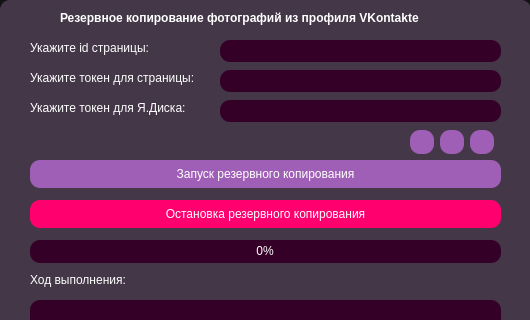
This is interface_pyqt5.ui in ihaveseeni486/CourseWork_1 as Qt 5 draws it before an edit; both pictures show x 0 to 530 and y 0 to 320 of the 530 by 467 pixel window. The edited form follows.
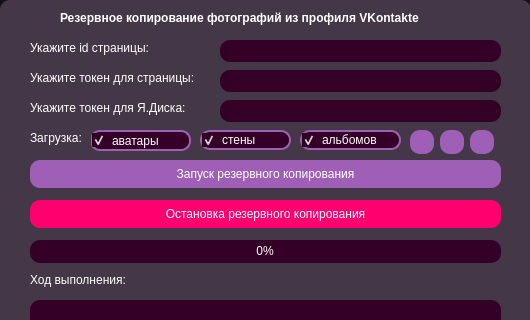
This is the edited form. Icons and pictures are not drawn.

Commit message: Добавлены чекбоксы (перепилен интерфейс), обработана загрузка разных альбомов, пофикшена загрузка по url, проверка на имя файла в облаке https://github.com/ihaveseeni486/CourseWork_1/issues/4 https://github.com/ihaveseeni486/CourseWork_1/issues/3 https://github.com/ihaveseeni486/CourseWork_1/issues/2 https://github.com/ihaveseeni486/CourseWork_1/issues/1

```diff
--- a/interface_pyqt5.ui
+++ b/interface_pyqt5.ui
@@ -466,6 +466,148 @@
       <string>Остановка резервного копирования</string>
      </property>
     </widget>
+    <widget class="QCheckBox" name="check_box_profile">
+     <property name="geometry">
+      <rect>
+       <x>90</x>
+       <y>130</y>
+       <width>101</width>
+       <height>21</height>
+      </rect>
+     </property>
+     <property name="cursor">
+      <cursorShape>PointingHandCursor</cursorShape>
+     </property>
+     <property name="styleSheet">
+      <string notr="true">QCheckBox
+{
+border : 2px solid rgb(160, 95, 182);
+}
+QCheckBox::indicator
+{
+border : 2px solid rgb(160, 95, 182);
+width : 20px;
+height : 20px;
+border-radius :12px;
+image: url(:/icons/icons/radio_button_unchecked_FILL0_wght400_GRAD200_opsz24.svg);
+}
+QCheckBox::indicator:checked
+{
+border : 2px solid rgb(160, 95, 182);
+width : 20px;
+height : 20px;
+border-radius :12px;
+background-color: rgb(160, 95, 182);
+image: url(:/icons/icons/check_circle_FILL0_wght400_GRAD200_opsz24.svg);
+}</string>
+     </property>
+     <property name="text">
+      <string>аватары</string>
+     </property>
+     <property name="checked">
+      <bool>true</bool>
+     </property>
+    </widget>
+    <widget class="QLabel" name="label_6">
+     <property name="geometry">
+      <rect>
+       <x>30</x>
+       <y>130</y>
+       <width>61</width>
+       <height>16</height>
+      </rect>
+     </property>
+     <property name="text">
+      <string>&lt;html&gt;&lt;head/&gt;&lt;body&gt;&lt;p&gt;&lt;span style=&quot; color:#ffffff;&quot;&gt;Загрузка:&lt;/span&gt;&lt;/p&gt;&lt;/body&gt;&lt;/html&gt;</string>
+     </property>
+    </widget>
+    <widget class="QCheckBox" name="check_box_wall">
+     <property name="geometry">
+      <rect>
+       <x>200</x>
+       <y>130</y>
+       <width>91</width>
+       <height>20</height>
+      </rect>
+     </property>
+     <property name="cursor">
+      <cursorShape>PointingHandCursor</cursorShape>
+     </property>
+     <property name="styleSheet">
+      <string notr="true">QCheckBox
+{
+border : 2px solid rgb(160, 95, 182);
+}
+QCheckBox::indicator
+{
+border : 2px solid rgb(160, 95, 182);
+width : 20px;
+height : 20px;
+border-radius :12px;
+image: url(:/icons/icons/radio_button_unchecked_FILL0_wght400_GRAD200_opsz24.svg);
+}
+QCheckBox::indicator:checked
+{
+border : 2px solid rgb(160, 95, 182);
+width : 20px;
+height : 20px;
+border-radius :12px;
+background-color: rgb(160, 95, 182);
+image: url(:/icons/icons/check_circle_FILL0_wght400_GRAD200_opsz24.svg);
+}</string>
+     </property>
+     <property name="text">
+      <string>стены</string>
+     </property>
+     <property name="checked">
+      <bool>true</bool>
+     </property>
+    </widget>
+    <widget class="QCheckBox" name="check_box_album">
+     <property name="geometry">
+      <rect>
+       <x>300</x>
+       <y>130</y>
+       <width>101</width>
+       <height>20</height>
+      </rect>
+     </property>
+     <property name="cursor">
+      <cursorShape>PointingHandCursor</cursorShape>
+     </property>
+     <property name="styleSheet">
+      <string notr="true">QCheckBox
+{
+border : 2px solid rgb(160, 95, 182);
+}
+QCheckBox::indicator
+{
+border : 2px solid rgb(160, 95, 182);
+width : 20px;
+height : 20px;
+border-radius :12px;
+image: url(:/icons/icons/radio_button_unchecked_FILL0_wght400_GRAD200_opsz24.svg);
+}
+QCheckBox::indicator:checked
+{
+border : 2px solid rgb(160, 95, 182);
+width : 20px;
+height : 20px;
+border-radius :12px;
+background-color: rgb(160, 95, 182);
+image: url(:/icons/icons/check_circle_FILL0_wght400_GRAD200_opsz24.svg);
+}</string>
+     </property>
+     <property name="text">
+      <string>альбомов</string>
+     </property>
+     <property name="checked">
+      <bool>true</bool>
+     </property>
+     <property name="tristate">
+      <bool>false</bool>
+     </property>
+    </widget>
    </widget>
    <zorder>frame</zorder>
    <zorder>progressBar</zorder>
```
Left out of the diff: 12 changed lines with no effect on the pictures. The commit also changes 8 other files.
